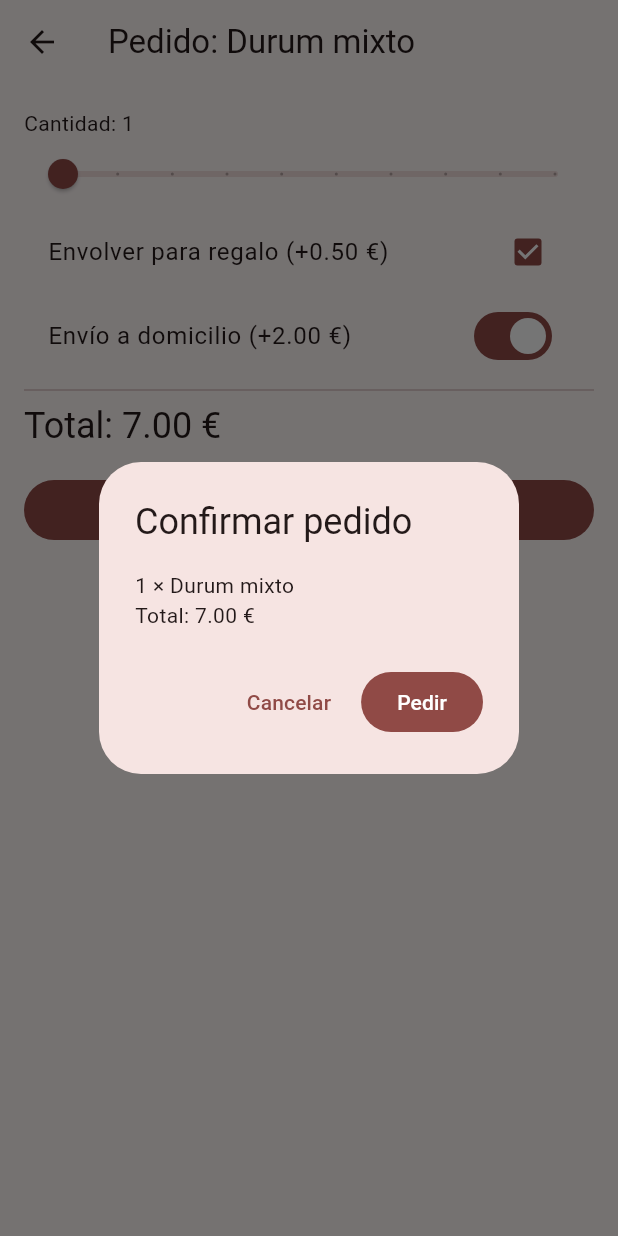
After one commit to AlexN124-B/Sprint1ProgramacionMultimedia-dart-, a Flutter app: the PedidoScreen screen opened directly with sample values from the repository, after a tap on "Envolver para regalo (+0.50 €)", after a tap on "Envío a domicilio (+2.00 €)", after a tap on "Confirmar pedido", on a phone screen of 412 x 824 dp. The commit adds this screen. Run offline on Flutter 3.47's test engine with Material 3 defaults, Android fonts, the phone set to English and light mode, and no system bars.

Commit message:
Agregando pedido_screen y su boton que lleva a esta screen

```diff
--- a/lib/screens/detalle_screen.dart
+++ b/lib/screens/detalle_screen.dart
@@ -1,5 +1,5 @@
 import 'package:flutter/material.dart';
-
+import '../screens/pedido_screen.dart';
 import '../models/producto.dart';
 
 
@@ -22,7 +22,15 @@ class DetalleScreen extends StatelessWidget{
             const SizedBox(height: 8),
             Text(_producto.precioTexto,
               style: Theme.of(context).textTheme.headlineMedium,
-            )
+            ),
+            FilledButton.icon(
+              onPressed: () => Navigator.push(
+                context,
+                MaterialPageRoute(builder: (_) => PedidoScreen(producto: producto)),
+              ),
+              icon: const Icon(Icons.shopping_basket),
+              label: const Text('Hacer pedido'),
+            ),
           ],
         ),
       ),
--- /dev/null
+++ b/lib/screens/pedido_screen.dart
@@ -0,0 +1,91 @@
+import 'package:flutter/material.dart';
+import '../models/producto.dart';
+
+
+class PedidoScreen extends StatefulWidget{
+  const PedidoScreen({super.key, required this.producto});
+
+  final Producto producto;
+  @override
+  State<StatefulWidget> createState() => _PedidoScreen();
+}
+
+
+class _PedidoScreen extends State<PedidoScreen>{
+  double _cantidad = 1;
+  bool _regalo = false;
+  bool _domicilio = false;
+
+
+  double get _total {
+    double total = widget.producto.precio * _cantidad;
+    if (_regalo) total = total + 0.50;
+    if (_domicilio) total = total + 2.0 ;
+    return total;
+  }
+  Future<void> _confirmar() async {
+    final ok = await showDialog<bool>(
+      context: context,
+      builder: (dialogo) => AlertDialog(
+        title: const Text('Confirmar pedido'),
+        content: Text(
+          '${_cantidad.round()} × ${widget.producto.nombre}\n'
+          'Total: ${_total.toStringAsFixed(2)} €',
+        ),
+        actions: [
+          TextButton(
+            onPressed: () => Navigator.pop(dialogo, false),
+            child: const Text('Cancelar'),
+          ),
+          FilledButton(
+            onPressed: () => Navigator.pop(dialogo, true),
+            child: const Text('Pedir'),
+          ),
+        ],
+      ),
+    );
+    if (ok == true && mounted) {
+      Navigator.pop(context);
+    }
+  }
+  @override
+  Widget build(BuildContext context) {
+    return Scaffold(
+      appBar: AppBar(title: Text('Pedido: ${widget.producto.nombre}')),
+      body: ListView(
+        padding: const EdgeInsets.all(16),
+        children: [
+          Text('Cantidad: ${_cantidad.round()}'),
+          Slider(
+            value: _cantidad,
+            min: 1,
+            max: 10,
+            divisions: 9,
+            label: '${_cantidad.round()}',
+            onChanged: (v) => setState(() => _cantidad = v),
+          ),
+          CheckboxListTile(
+            title: const Text('Envolver para regalo (+0.50 €)'),
+            value: _regalo,
+            onChanged: (v) => setState(() => _regalo = v ?? false),
+          ),
+          SwitchListTile(
+            title: const Text('Envío a domicilio (+2.00 €)'),
+            value: _domicilio,
+            onChanged: (v) => setState(() => _domicilio = v),
+          ),
+          const Divider(),
+          Text(
+            'Total: ${_total.toStringAsFixed(2)} €',
+            style: Theme.of(context).textTheme.headlineSmall,
+          ),
+          const SizedBox(height: 16),
+          FilledButton(
+            onPressed: _confirmar,
+            child: const Text('Confirmar pedido'),
+          ),
+        ],
+      ),
+    );
+  }
+}
```
